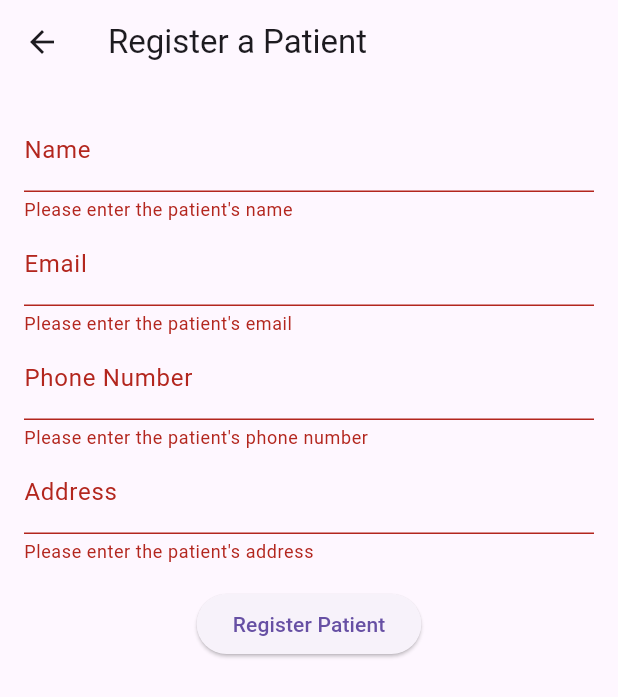
After one commit to jacobdcook/DoctorAppFlutter, a Flutter app: the PatientRegistrationScreen screen opened directly, after a tap on "Register Patient", on a phone screen of 412 x 824 dp. The commit adds this screen. Shown: the top 697 px of the screen. Run offline on Flutter 3.47's test engine with Material 3 defaults, Android fonts, the light colour scheme and no system bars; our stand-ins replace cloud_firestore, date_picker_timeline, firebase_auth, firebase_core, get; accounts and stored records are empty.

Commit message:
Added basic registration feature.

```diff
--- a/lib/screens/home/index.dart
+++ b/lib/screens/home/index.dart
@@ -11,6 +11,7 @@ import 'package:doctorapp/screens/patientInfo/medicalDiagnosis.dart';
 import 'package:doctorapp/screens/patientInfo/labTests.dart';
 import 'package:doctorapp/screens/patientInfo/prescriptionTracker.dart';
 import 'package:doctorapp/screens/profile/index.dart';
+import 'package:doctorapp/screens/signUp/patientRegistration.dart';
 import 'package:doctorapp/screens/teleMedicine/teleMedicineScreen.dart';
 import 'package:doctorapp/utils/colors.dart';
 import 'package:firebase_auth/firebase_auth.dart';
@@ -160,6 +161,12 @@ class _HomeState extends State<Home> {
                 title: const Text('Telemedicine'),
                 onTap: () {
                   Get.to(() => TeleMedicineScreen());
+                },
+              ),
+              ListTile(
+                title: const Text('Register a Patient'),
+                onTap: () {
+                  Get.to(PatientRegistrationScreen());
                 },
               ),
               ListTile(
--- /dev/null
+++ b/lib/screens/signUp/patientRegistration.dart
@@ -0,0 +1,132 @@
+import 'package:cloud_firestore/cloud_firestore.dart';
+import 'package:firebase_auth/firebase_auth.dart';
+import 'package:flutter/material.dart';
+
+class PatientRegistrationScreen extends StatefulWidget {
+  @override
+  _PatientRegistrationScreenState createState() =>
+      _PatientRegistrationScreenState();
+}
+
+class _PatientRegistrationScreenState extends State<PatientRegistrationScreen> {
+  final _formKey = GlobalKey<FormState>();
+  final _nameController = TextEditingController();
+  final _emailController = TextEditingController();
+  final _phoneController = TextEditingController();
+  final _addressController = TextEditingController();
+
+  @override
+  void dispose() {
+    _nameController.dispose();
+    _emailController.dispose();
+    _phoneController.dispose();
+    _addressController.dispose();
+    super.dispose();
+  }
+
+  Future<void> _registerPatient() async {
+    if (_formKey.currentState!.validate()) {
+      try {
+        // Create a new user account in Firebase Authentication
+        UserCredential userCredential =
+            await FirebaseAuth.instance.createUserWithEmailAndPassword(
+          email: _emailController.text,
+          password:
+              'patientpassword', // You can prompt the user for a password or generate one securely
+        );
+
+        // Store the patient data in Firestore
+        await FirebaseFirestore.instance
+            .collection('patients')
+            .doc(userCredential.user!.uid)
+            .set({
+          'name': _nameController.text,
+          'email': _emailController.text,
+          'phone': _phoneController.text,
+          'address': _addressController.text,
+          'user': userCredential
+              .user!.email, // Store the user's email for reference
+        });
+
+        // Navigate back or show a success message
+        ScaffoldMessenger.of(context).showSnackBar(
+          SnackBar(
+            content: Text('Patient registered successfully'),
+          ),
+        );
+      } catch (e) {
+        // Handle any errors that occurred during registration
+        print('Error registering patient: $e');
+        ScaffoldMessenger.of(context).showSnackBar(
+          SnackBar(
+            content: Text('Failed to register patient'),
+          ),
+        );
+      }
+    }
+  }
+
+  @override
+  Widget build(BuildContext context) {
+    return Scaffold(
+      appBar: AppBar(
+        title: Text('Register a Patient'),
+      ),
+      body: Padding(
+        padding: EdgeInsets.all(16.0),
+        child: Form(
+          key: _formKey,
+          child: Column(
+            children: [
+              TextFormField(
+                controller: _nameController,
+                decoration: InputDecoration(labelText: 'Name'),
+                validator: (value) {
+                  if (value == null || value.isEmpty) {
+                    return 'Please enter the patient\'s name';
+                  }
+                  return null;
+                },
+              ),
+              TextFormField(
+                controller: _emailController,
+                decoration: InputDecoration(labelText: 'Email'),
+                validator: (value) {
+                  if (value == null || value.isEmpty) {
+                    return 'Please enter the patient\'s email';
+                  }
+                  return null;
+                },
+              ),
+              TextFormField(
+                controller: _phoneController,
+                decoration: InputDecoration(labelText: 'Phone Number'),
+                validator: (value) {
+                  if (value == null || value.isEmpty) {
+                    return 'Please enter the patient\'s phone number';
+                  }
+                  return null;
+                },
+              ),
+              TextFormField(
+                controller: _addressController,
+                decoration: InputDecoration(labelText: 'Address'),
+                validator: (value) {
+                  if (value == null || value.isEmpty) {
+                    return 'Please enter the patient\'s address';
+                  }
+                  return null;
+                },
+              ),
+              SizedBox(height: 16.0),
+              ElevatedButton(
+                onPressed: _registerPatient,
+                child: Text('Register Patient'),
+              ),
+            ],
+          ),
+        ),
+      ),
+    );
+  }
+}
```
